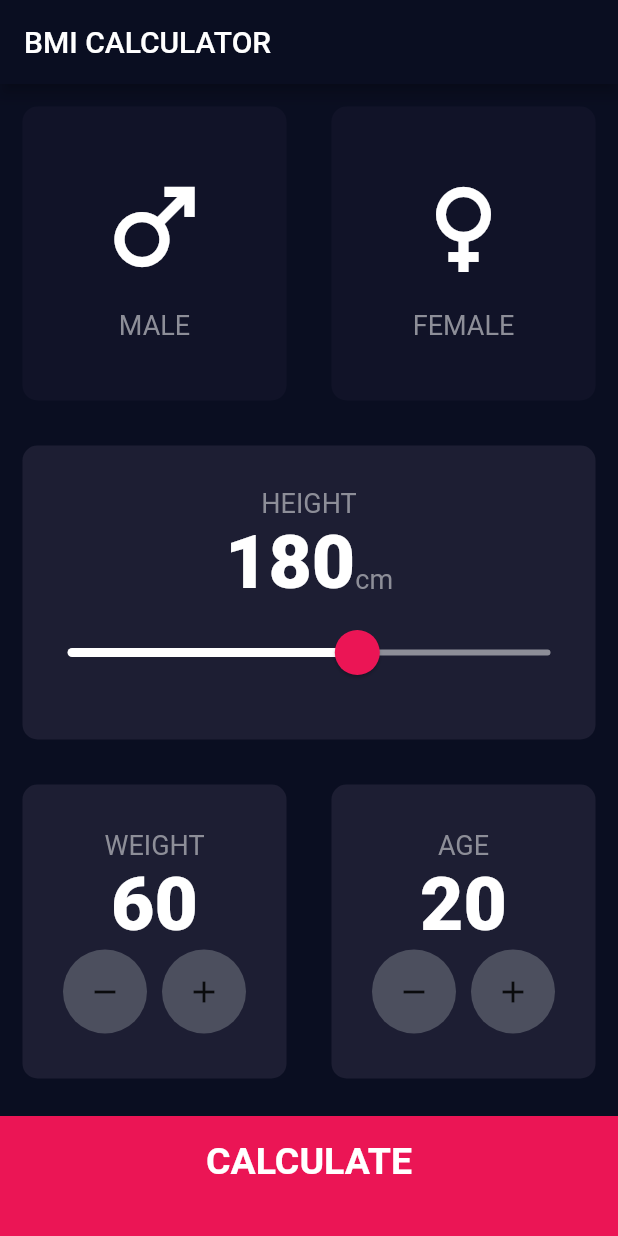
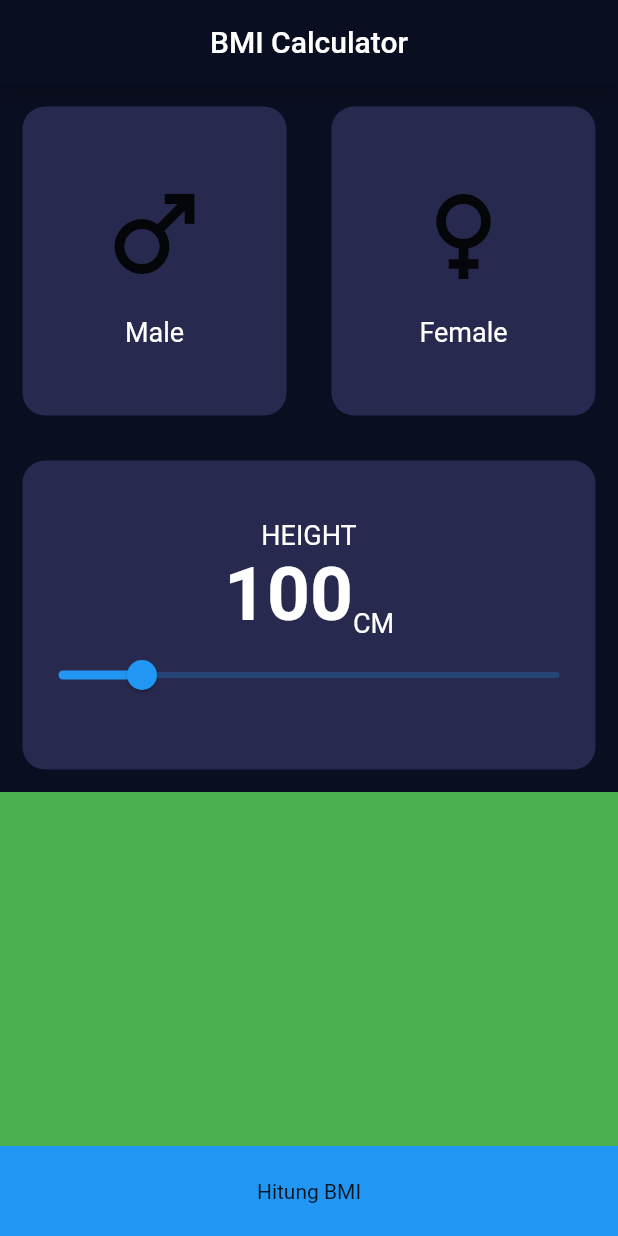
Before and after one commit to raihanandika/bootcamp-flutter, a Flutter app: the screen it shows after launch, on a phone screen of 412 x 824 dp. Run offline on Flutter 3.47's test engine with Material 2 defaults, Android fonts, the phone set to English and light mode, and no system bars.

Commit message:
refractor code

```diff
--- a/lib/main.dart
+++ b/lib/main.dart
@@ -1,6 +1,7 @@
 import 'dart:math';
 
 import 'package:bootcamp_app/services/index.dart';
+import 'package:bootcamp_app/views/constants/constants.dart';
 import 'package:flutter/material.dart';
 import 'package:flutter/services.dart';
 
@@ -14,6 +15,26 @@ void main() {
   });
 }
 
+// class MyApp extends StatelessWidget {
+//   final ar = AppRoute();
+//   @override
+//   Widget build(BuildContext context) {
+//     return MaterialApp(
+//       title: "BMI Calculator",
+//       debugShowCheckedModeBanner: false,
+//       theme: ThemeData(
+//         primaryColor: const Color(0xFF0A0E21),
+//         scaffoldBackgroundColor: const Color(0xFF0A0E21),
+//         appBarTheme: const AppBarTheme(
+//           backgroundColor: Color(0xFF0A0E21),
+//         ),
+//       ),
+//       initialRoute: Routename.bmidatascreen,
+//       routes: ar.allPages,
+//     );
+//   }
+// }
+
 class MyApp extends StatelessWidget {
   final ar = AppRoute();
   @override
@@ -22,13 +43,11 @@ class MyApp extends StatelessWidget {
       title: "BMI Calculator",
       debugShowCheckedModeBanner: false,
       theme: ThemeData(
-        primaryColor: const Color(0xFF0A0E21),
-        scaffoldBackgroundColor: const Color(0xFF0A0E21),
-        appBarTheme: const AppBarTheme(
-          backgroundColor: Color(0xFF0A0E21),
-        ),
+        primaryColor: Colors.blue,
+        scaffoldBackgroundColor: primaryColor,
+        appBarTheme: AppBarTheme(backgroundColor: primaryColor),
       ),
-      initialRoute: Routename.inputscreen,
+      initialRoute: Routename.bmidatascreen,
       routes: ar.allPages,
     );
   }
--- a/lib/services/src/service_page.dart
+++ b/lib/services/src/service_page.dart
@@ -1,4 +1,7 @@
 abstract class Routename {
-  static const inputscreen = '/inputscreen';
-  static const resultsscreen = '/resulscreen';
+  // static const inputscreen = '/inputscreen';
+  // static const resultscreen = '/resultscreen';
+
+  static const bmidatascreen = '/bmidatascreen';
+  static const bmiresultscreen = '/bmiresultscreen';
 }
--- a/lib/services/src/service_routename.dart
+++ b/lib/services/src/service_routename.dart
@@ -4,8 +4,10 @@ import 'package:bootcamp_app/models/index.dart';
 
 class AppRoute {
   final allPages = {
-    Routename.inputscreen: ((context) => InputPage()),
-    Routename.resultsscreen: ((context) =>
-        ResultsPage(interpretation: "", bmiResult: "", resultText: ""))
+    // Routename.inputscreen: ((context) => InputPage()),
+    // Routename.resultscreen: ((context) =>
+    //     ResultsPage(interpretation: "", bmiResult: "", resultText: ""))
+    Routename.bmidatascreen: ((context) => const BmiDataScreen()),
+    Routename.bmiresultscreen: ((context) => const BmiResultScreen()),
   };
 }
--- /dev/null
+++ b/lib/views/bmi_data_screen.dart
@@ -0,0 +1,144 @@
+import 'package:bootcamp_app/services/index.dart';
+import 'package:bootcamp_app/views/constants/constants.dart';
+import 'package:bootcamp_app/views/index.dart';
+import 'package:flutter/material.dart';
+
+class BmiDataScreen extends StatefulWidget {
+  const BmiDataScreen({Key? key}) : super(key: key);
+
+  @override
+  State<BmiDataScreen> createState() => _BmiDataScreenState();
+}
+
+class _BmiDataScreenState extends State<BmiDataScreen> {
+  int height = 100;
+
+  @override
+  Widget build(BuildContext context) {
+    return SafeArea(
+      child: Scaffold(
+        backgroundColor: const Color(0xFF0A0E21),
+        appBar: AppBar(
+          title: const Center(child: Text("BMI Calculator")),
+        ),
+        body: Column(
+          children: [
+            Expanded(
+                child: Container(
+              child: Row(
+                children: const [
+                  Expanded(
+                      child: BmiCard(
+                          child:
+                              GenderIconText(title: "Male", icon: Icons.male))),
+                  Expanded(
+                      child: BmiCard(
+                    child: GenderIconText(title: "Female", icon: Icons.female),
+                  ))
+                ],
+              ),
+            )),
+            Expanded(
+                child: Container(
+              child: BmiCard(
+                child: Column(
+                  mainAxisAlignment: MainAxisAlignment.center,
+                  children: [
+                    Text(
+                      "HEIGHT",
+                      style: labelTextStyle,
+                    ),
+                    Row(
+                      mainAxisAlignment: MainAxisAlignment.center,
+                      crossAxisAlignment: CrossAxisAlignment.end,
+                      children: [
+                        Text("$height",
+                            style: const TextStyle(
+                                fontSize: 50,
+                                fontWeight: FontWeight.bold,
+                                color: Colors.white)),
+                        const SizedBox(height: 12),
+                        Text(
+                          "CM",
+                          style: labelTextStyle,
+                        ),
+                      ],
+                    ),
+                    Slider(
+                        value: height.toDouble(),
+                        min: 80,
+                        max: 200,
+                        onChanged: (value) {
+                          height = value.toInt();
+                          setState(() {
+                            print(height);
+                          });
+                        })
+                  ],
+                ),
+              ),
+            )),
+            Expanded(
+                child: Container(
+              color: Colors.green,
+            )),
+            GestureDetector(
+              onTap: () {
+                Navigator.of(context).pushNamed(Routename.bmiresultscreen);
+              },
+              child: Container(
+                color: Colors.blue,
+                height: 60,
+                child: const Center(
+                  child: Text("Hitung BMI"),
+                ),
+              ),
+            )
+          ],
+        ),
+      ),
+    );
+  }
+}
+
+class BmiCard extends StatelessWidget {
+  const BmiCard({Key? key, this.child}) : super(key: key);
+
+  final Widget? child;
+
+  @override
+  Widget build(BuildContext context) {
+    return Container(
+      margin: const EdgeInsets.all(15),
+      decoration: BoxDecoration(
+          color: const Color(0xff272A4E),
+          borderRadius: BorderRadius.circular(15)),
+      child: child,
+    );
+  }
+}
+
+class GenderIconText extends StatelessWidget {
+  const GenderIconText({Key? key, required this.title, required this.icon})
+      : super(key: key);
+
+  final String title;
+  final IconData icon;
+
+  @override
+  Widget build(BuildContext context) {
+    return Column(
+      mainAxisAlignment: MainAxisAlignment.center,
+      children: [
+        Icon(
+          icon,
+          size: 80,
+        ),
+        const SizedBox(
+          height: 15,
+        ),
+        Text(title, style: labelTextStyle),
+      ],
+    );
+  }
+}
--- /dev/null
+++ b/lib/views/bmi_results_screen.dart
@@ -0,0 +1,19 @@
+import 'package:flutter/material.dart';
+
+class BmiResultScreen extends StatefulWidget {
+  const BmiResultScreen({Key? key}) : super(key: key);
+
+  @override
+  State<BmiResultScreen> createState() => _BmiResultScreenState();
+}
+
+class _BmiResultScreenState extends State<BmiResultScreen> {
+  @override
+  Widget build(BuildContext context) {
+    return Scaffold(
+      appBar: AppBar(
+        title: const Text("Hasil Hitung BMI"),
+      ),
+    );
+  }
+}
--- /dev/null
+++ b/lib/views/constants/constants.dart
@@ -0,0 +1,6 @@
+import 'package:flutter/material.dart';
+import 'package:flutter/widgets.dart';
+
+Color primaryColor = const Color(0xff0a0e21);
+
+TextStyle labelTextStyle = const TextStyle(fontSize: 18, color: Colors.white);
--- a/lib/views/index.dart
+++ b/lib/views/index.dart
@@ -1,2 +1,5 @@
 export 'package:bootcamp_app/views/bmi/input.dart';
 export 'package:bootcamp_app/views/bmi/results.dart';
+
+export 'package:bootcamp_app/views/bmi_data_screen.dart';
+export 'package:bootcamp_app/views/bmi_results_screen.dart';
```
